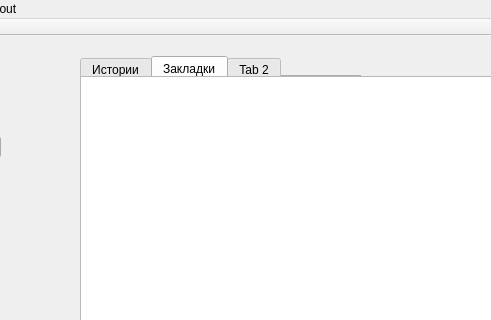
Before: the Qt Designer form src/FFParser_GUI/source/mainwindow.ui in sp0wk/FFParser_2017, drawn with Qt 5; both pictures show x 180 to 671 and y 0 to 320 of the 938 by 644 pixel window.
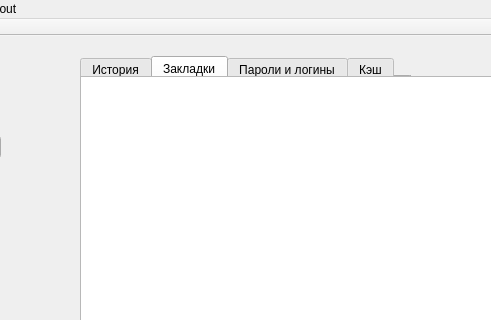
After: the same form once the commit is applied. The open tabs and pages were chosen to show the change.

Commit message: Remake search in data table and add viewer login/password in GUI

What changed in the file:
```diff
--- a/src/FFParser_GUI/source/mainwindow.ui
+++ b/src/FFParser_GUI/source/mainwindow.ui
@@ -68,7 +68,7 @@
      <rect>
       <x>260</x>
       <y>20</y>
-      <width>281</width>
+      <width>331</width>
       <height>21</height>
      </rect>
     </property>
@@ -80,7 +80,7 @@
     </property>
     <widget class="QWidget" name="tab">
      <attribute name="title">
-      <string>Истории</string>
+      <string>История</string>
      </attribute>
     </widget>
     <widget class="QWidget" name="tab_3">
@@ -90,7 +90,12 @@
     </widget>
     <widget class="QWidget" name="tab_2">
      <attribute name="title">
-      <string>Tab 2</string>
+      <string>Пароли и логины</string>
+     </attribute>
+    </widget>
+    <widget class="QWidget" name="tab_4">
+     <attribute name="title">
+      <string>Кэш</string>
      </attribute>
     </widget>
    </widget>
```
Left out of the diff: 5 changed lines with no effect on the pictures. The commit also changes 4 other files.
